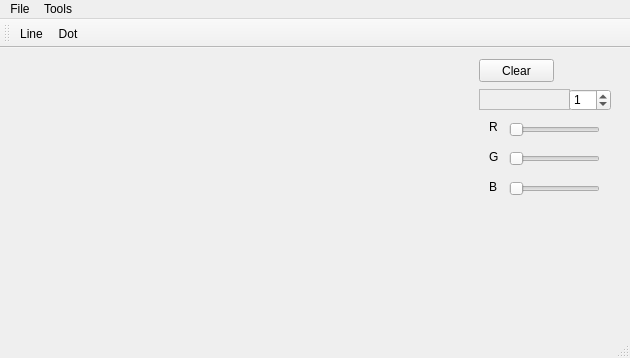
The window that Paint/mainwindow.ui (DerCodeHahn/cpp) describes before a commit, drawn with Qt 5.
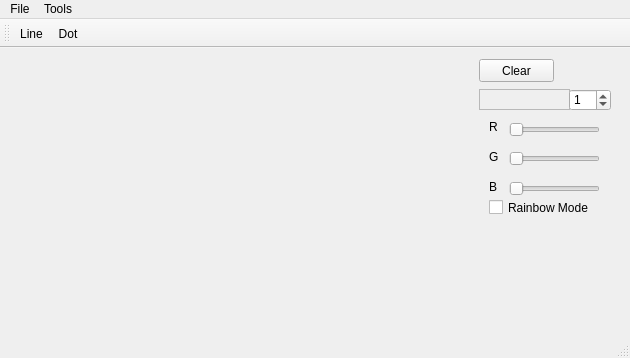
The same window after the commit.

The edit to the form file:
```diff
--- a/Paint/mainwindow.ui
+++ b/Paint/mainwindow.ui
@@ -164,6 +164,31 @@
         <number>1</number>
        </property>
       </widget>
+      <widget class="QCheckBox" name="RainbowBox">
+       <property name="enabled">
+        <bool>true</bool>
+       </property>
+       <property name="geometry">
+        <rect>
+         <x>20</x>
+         <y>140</y>
+         <width>101</width>
+         <height>17</height>
+        </rect>
+       </property>
+       <property name="text">
+        <string>Rainbow Mode</string>
+       </property>
+       <property name="checkable">
+        <bool>true</bool>
+       </property>
+       <property name="autoRepeat">
+        <bool>false</bool>
+       </property>
+       <property name="tristate">
+        <bool>false</bool>
+       </property>
+      </widget>
      </widget>
     </item>
    </layout>
```
